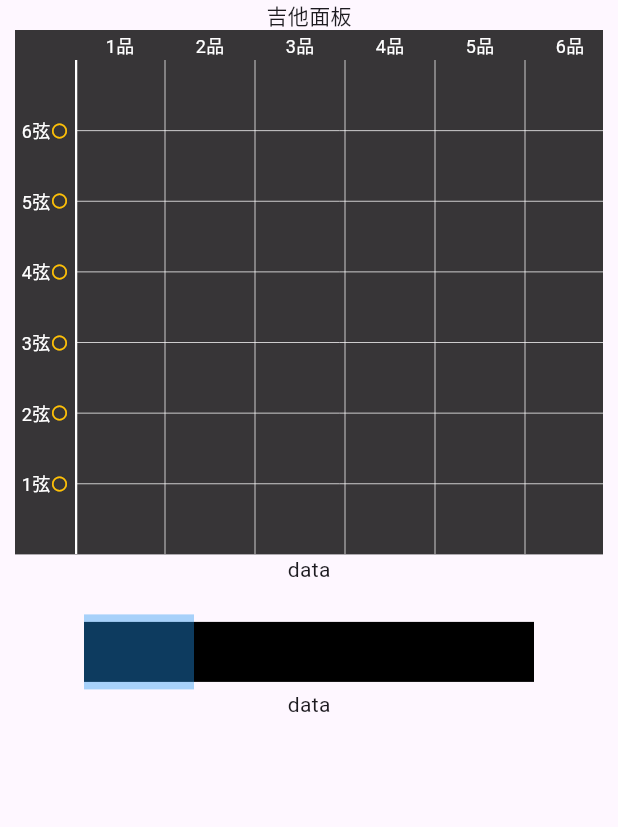
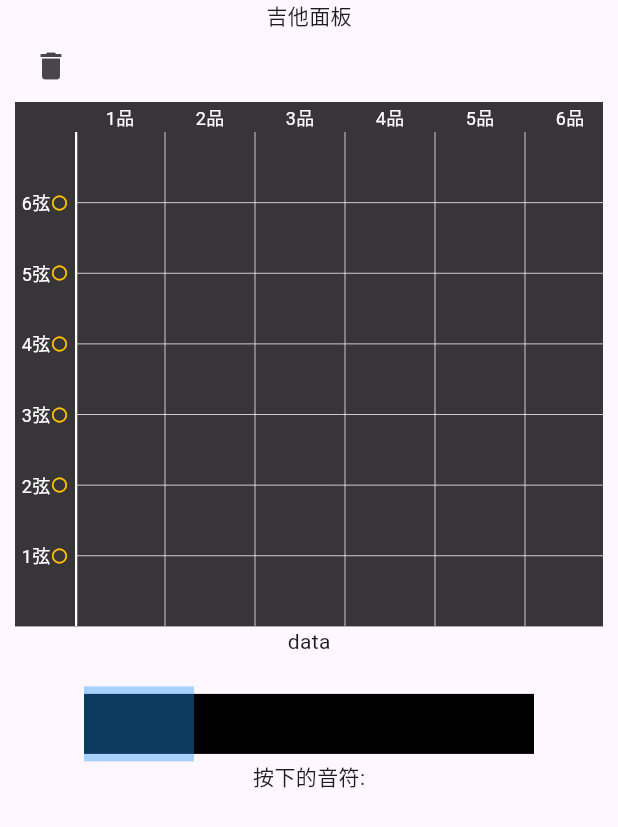
Before and after one commit to Tonghe12138/TTLL, a Flutter app: the screen it shows after launch, on a phone screen of 412 x 824 dp. Shown: the top 827 px of the screen. Run offline on Flutter 3.47's test engine with Material 3 defaults, Android fonts, the phone set to English and light mode, and no system bars; missing offline and left inert: guitar_chord_library.

Commit message:
完成点弦显示

```diff
--- a/lib/core/model/fret_board_note.dart
+++ b/lib/core/model/fret_board_note.dart
@@ -41,16 +41,55 @@ class GuitarChordPosition {
   final List<GuitarString> strings;
 
   final Map<NotePosition, FretboardNote?> noteMap;
+   /// 当 note 被增/改时回调，参数为最新的 note
+  void Function(FretboardNote note)? onNoteChanged;
+  /// 当 note 被删时回调，参数为被删的 note（可选）
+  void Function(FretboardNote note)? onNoteRemoved;
 
-  const GuitarChordPosition({required this.strings, required this.noteMap});
+  GuitarChordPosition({required this.strings, required this.noteMap});
 
   factory GuitarChordPosition.empty() => GuitarChordPosition(
-    strings: List.generate(
-      6,
-      (index) => GuitarString(string: index + 1, state: StringState.open),
-    ),
+    strings: [
+      GuitarString(string: 1, state: StringState.open),
+      GuitarString(string: 2, state: StringState.open),
+      GuitarString(string: 3, state: StringState.open),
+      GuitarString(string: 4, state: StringState.open),
+      GuitarString(string: 5, state: StringState.open),
+      GuitarString(string: 6, state: StringState.open),
+    ],
     noteMap: {},
   );
+
+  List<GuitarString> get defaultStrings => [
+    GuitarString(string: 1, state: StringState.open),
+    GuitarString(string: 2, state: StringState.open),
+    GuitarString(string: 3, state: StringState.open),
+    GuitarString(string: 4, state: StringState.open),
+    GuitarString(string: 5, state: StringState.open),
+    GuitarString(string: 6, state: StringState.open),
+  ];
+  void addNote(NotePosition pos, FretboardNote note) {
+    noteMap[pos] = note;
+    onNoteChanged?.call(note);
+  }
+
+  void updateNote(NotePosition pos, FretboardNote note) {
+    noteMap[pos] = note;
+    onNoteChanged?.call(note);
+  }
+
+  void removeNote(NotePosition pos, {bool notify = true}) {
+    final removed = noteMap.remove(pos);
+    if (removed != null && notify) {
+      onNoteRemoved?.call(removed);
+    }
+  }
+
+  void removeAllNotes() {
+    noteMap.clear();
+    strings.clear();
+    strings.addAll(defaultStrings);
+  }
 }
 
 /// 吉他单根弦
--- a/lib/core/music/guitar_note.dart
+++ b/lib/core/music/guitar_note.dart
@@ -48,4 +48,20 @@ class GuitarNote {
   }
 
   String get name => '${pitchClass.name}$octave';
+
+  @override
+  String toString() => name;
+
+  // == 比较两个音符是否相等
+  @override
+  bool operator ==(Object other) {
+    if (identical(this, other)) return true;
+    if (other is! GuitarNote) return false;
+    return midiNumber == other.midiNumber;
+  }
+
+  // hashCode 比较两个音符是否相等
+  @override
+  int get hashCode => midiNumber.hashCode;
+
 }
--- a/lib/core/note_calculator.dart
+++ b/lib/core/note_calculator.dart
@@ -8,7 +8,8 @@ class NoteCalculator {
     required this.tuning,
   });
 
-  GuitarNote? calculate(FretboardNote position) {
+  GuitarNote? calculate(FretboardNote? position) {
+    if (position == null) return null;
     // 闷音不产生实际音符
     if (position.state == StringState.muted) {
       return null;
--- a/lib/ui/pages/fretboard_view.dart
+++ b/lib/ui/pages/fretboard_view.dart
@@ -1,4 +1,5 @@
 import 'package:flutter/material.dart';
+import 'package:guitar_chord_helper/core/note_calculator.dart';
 import 'package:guitar_chord_helper/ui/model/guitar.dart';
 import 'package:guitar_chord_helper/ui/pages/dialog/note_dialog.dart';
 import 'package:guitar_chord_helper/ui/utils/note_utils.dart';
@@ -22,11 +23,13 @@ class _FretboardViewState extends State<FretboardView> {
   final _scrollController = ScrollController();
   final _guitar = Guitar();
 
+  late final NoteCalculator _calculator;
   final _guitarChordPosition = GuitarChordPosition.empty();
 
   @override
   void initState() {
     super.initState();
+    _calculator = NoteCalculator(tuning: _guitar.tuning);
     _scrollController.addListener(_onScroll);
     WidgetsBinding.instance.addPostFrameCallback((_) {
       if (!mounted || !_scrollController.hasClients) return;
@@ -41,6 +44,18 @@ class _FretboardViewState extends State<FretboardView> {
       );
       setState(() {});
     });
+
+    // 监听 note 变化
+    _guitarChordPosition.onNoteChanged = (note) {
+      _checkStringsNotes(note); // 自动触发
+      if (mounted) setState(() {});
+    };
+    _guitarChordPosition.onNoteRemoved = (note) {
+      print('remove note: $note');
+      _checkStringsNotes(note); // 自动触发
+      // 删除时如果需要也处理弦状态，可以在这里做
+      if (mounted) setState(() {});
+    };
   }
 
   @override
@@ -62,6 +77,14 @@ class _FretboardViewState extends State<FretboardView> {
             child: Column(
               children: [
                 Text('吉他面板'),
+                Row(
+                  children: [
+                    IconButton(
+                      onPressed: _removeAllNotes,
+                      icon: Icon(Icons.delete),
+                    ),
+                  ],
+                ),
                 _buildGuitarArea(guitarWidth, guitarHeight),
                 Text('data'),
                 SizedBox(height: 20),
@@ -245,11 +268,51 @@ class _FretboardViewState extends State<FretboardView> {
     return NoteWidget(
       note: note,
       touchNote: () => _onTouchNote(note, notePosition),
+      onMouseRight: () => _guitarChordPosition.removeNote(notePosition),
     );
   }
 
   Widget _buildChordArea() {
-    return Text('data');
+    print('guitar count: ${_guitarChordPosition.noteMap.values.length}');
+    final allNotes = _guitarChordPosition.noteMap.values;
+    final notesString = allNotes
+        .map((e) => "${e?.string}弦 ${e?.fret}品")
+        .toList();
+    final guitarNotes = allNotes.map((e) => _calculator.calculate(e)).toList();
+    return Column(
+      children: [
+        Text('按下的音符:'),
+        Row(
+          mainAxisAlignment: .center,
+          children: [
+            SizedBox(
+              width: 70,
+              height: 70,
+              child: SingleChildScrollView(
+                child: Column(
+                  children: List.generate(
+                    notesString.length,
+                    (i) => Text(notesString[i]),
+                  ),
+                ),
+              ),
+            ),
+            SizedBox(
+              width: 70,
+              height: 70,
+              child: SingleChildScrollView(
+                child: Column(
+                  children: List.generate(
+                    guitarNotes.length,
+                    (i) => Text(guitarNotes[i]?.toString() ?? ''),
+                  ),
+                ),
+              ),
+            ),
+          ],
+        ),
+      ],
+    );
   }
 
   void _onScroll() {
@@ -296,10 +359,12 @@ class _FretboardViewState extends State<FretboardView> {
 
   ///检查弦上所有的音符是否符合状态
   void _checkStringsNotes(FretboardNote? note) {
+    print('check strings notes: $note');
     if (note == null) {
       return;
     }
-    if (note.state != .pressed) {
+    StringState curState = note.state;
+    if (curState != .pressed) {
       //删除所有弦上的note
       final notesFretList = NoteUtils.getNotesByStrings(
         note.string,
@@ -311,13 +376,26 @@ class _FretboardViewState extends State<FretboardView> {
           if (fret == null) {
             continue;
           }
-          _removeNote(NotePosition(note.string, fret));
+          _guitarChordPosition.removeNote(
+            NotePosition(note.string, fret),
+            notify: false,
+          );
         }
+      }
+    }else{
+      //判断这个弦上的所有音符是否都被移除
+      final notesFretList = NoteUtils.getNotesByStrings(
+        note.string,
+        _guitarChordPosition.noteMap,
+      ).map((e) => e?.fret).toList();
+      print('notesFretList: $notesFretList');
+      if (notesFretList.isEmpty) {
+        curState = .open;
       }
     }
 
     //更新弦状态
-    _updateStringState(note.string, note.state);
+    _updateStringState(note.string, curState);
   }
 
   void _onTouchNote(FretboardNote? note, NotePosition notePosition) async {
@@ -341,14 +419,14 @@ class _FretboardViewState extends State<FretboardView> {
       if (mounted && result.$1 != null) {
         //修改音符
         final updateNote = result.$1!;
-          _updateNote(notePosition, updateNote);
+        _updateNote(notePosition, updateNote);
         if (updateNote.state != .pressed) {
-          _removeNote(notePosition);
+          _guitarChordPosition.removeNote(notePosition);
         }
         setState(() {});
       } else if (result.$2) {
         //移除音符
-        _removeNote(notePosition);
+        _guitarChordPosition.removeNote(notePosition);
         setState(() {});
       }
     }
@@ -359,18 +437,12 @@ class _FretboardViewState extends State<FretboardView> {
       string: notePosition.strings,
       fret: notePosition.fret,
     );
-    _guitarChordPosition.noteMap[notePosition] = note;
-    _checkStringsNotes(note);
+    _guitarChordPosition.addNote(notePosition, note);
   }
 
   void _updateNote(NotePosition notePosition, FretboardNote updateNote) {
-    _guitarChordPosition.noteMap[notePosition] = updateNote;
+    _guitarChordPosition.updateNote(notePosition, updateNote);
     print('updateNote: $updateNote');
-    _checkStringsNotes(updateNote);
-  }
-
-  void _removeNote(NotePosition notePosition) {
-    _guitarChordPosition.noteMap[notePosition] = null;
   }
 
   void _updateStringState(int string, StringState state) {
@@ -400,4 +472,9 @@ class _FretboardViewState extends State<FretboardView> {
     }
     return _guitarChordPosition.strings[index].state;
   }
+
+  void _removeAllNotes() {
+    _guitarChordPosition.removeAllNotes();
+    setState(() {});
+  }
 }
--- a/lib/ui/widgets/note_widget.dart
+++ b/lib/ui/widgets/note_widget.dart
@@ -7,10 +7,12 @@ typedef TouchFretBoardNote = void Function();
 class NoteWidget extends StatefulWidget {
   final TouchFretBoardNote touchNote;
   final FretboardNote? note;
+  final void Function()? onMouseRight;
   const NoteWidget({
     super.key,
     required this.touchNote,
     this.note,
+    this.onMouseRight
   });
 
   @override
@@ -23,6 +25,9 @@ class _NoteWidgetState extends State<NoteWidget> {
   Widget build(BuildContext context) {
     return GestureDetector(
       onTap: widget.touchNote,
+      onSecondaryTap: () {
+        widget.onMouseRight?.call();
+      },
       child: Container(
         width: GuitarUI.fretStep,
         height: GuitarUI.noteTouchSize,
```
